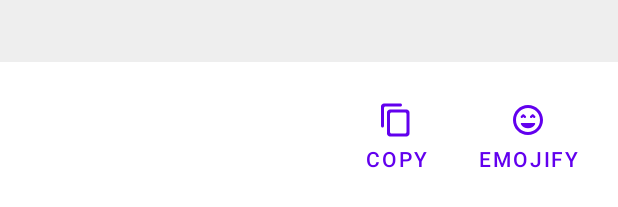
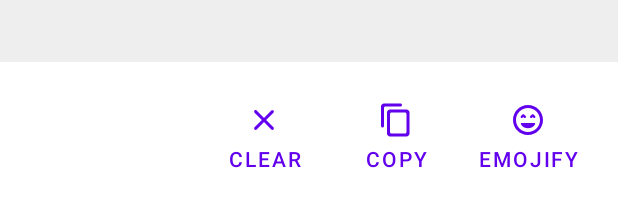
Before and after one commit to kkgosu/Emojify, an Android app: the layout fragment_create.xml on its own in the app's theme, with its tools: preview values and no code run, on a phone screen of 412 x 824 dp. Shown: the part 1024-1231 px from the top of the screen. Run offline under Robolectric (Android 15) with nearby library versions, the phone set to English and light mode, and no system bars; network calls fail.

Commit message:
added clear button; removed unused fragments

```diff
--- a/app/src/main/AndroidManifest.xml
+++ b/app/src/main/AndroidManifest.xml
@@ -3,16 +3,17 @@
     package="com.kvlg.emojify">
 
     <application
+        android:name=".EmojifyApplication"
         android:allowBackup="true"
         android:icon="@mipmap/ic_launcher"
         android:label="@string/app_name"
         android:roundIcon="@mipmap/ic_launcher_round"
         android:supportsRtl="true"
-        android:name=".EmojifyApplication"
         android:theme="@style/Theme.Emojify">
         <activity
             android:name=".MainActivity"
             android:label="@string/app_name"
+            android:screenOrientation="portrait"
             android:theme="@style/Theme.Emojify.NoActionBar">
             <intent-filter>
                 <action android:name="android.intent.action.MAIN" />
--- a/app/src/main/java/com/kvlg/emojify/data/db/HistoryTextDatabase.kt
+++ b/app/src/main/java/com/kvlg/emojify/data/db/HistoryTextDatabase.kt
@@ -9,7 +9,7 @@ import androidx.room.RoomDatabase
  */
 @Database(
     entities = [EmojifyedTextEntity::class],
-    version = 0,
+    version = 1,
     exportSchema = false
 )
 abstract class HistoryTextDatabase : RoomDatabase() {
--- a/app/src/main/java/com/kvlg/emojify/di/Module.kt
+++ b/app/src/main/java/com/kvlg/emojify/di/Module.kt
@@ -3,12 +3,14 @@ package com.kvlg.emojify.di
 import android.content.Context
 import androidx.room.Room
 import com.kvlg.emojify.data.db.HistoryTextDatabase
+import com.kvlg.emojify.domain.EmojiInteractor
 import com.kvlg.emojify.domain.ResourceManager
 import dagger.Module
 import dagger.Provides
 import dagger.hilt.InstallIn
 import dagger.hilt.android.components.ApplicationComponent
 import dagger.hilt.android.qualifiers.ApplicationContext
+import kotlinx.coroutines.Dispatchers
 import javax.inject.Singleton
 
 /**
@@ -29,4 +31,8 @@ object Module {
 
     @Provides
     fun provideResourceManager(@ApplicationContext context: Context) = ResourceManager(context)
+
+    @Provides
+    fun provideInteractor(database: HistoryTextDatabase): EmojiInteractor =
+        EmojiInteractor(database.getHistoryTextDao(), Dispatchers.IO)
 }
--- a/app/src/main/java/com/kvlg/emojify/ui/main/CreateFragment.kt
+++ b/app/src/main/java/com/kvlg/emojify/ui/main/CreateFragment.kt
@@ -50,6 +50,9 @@ class CreateFragment : Fragment() {
             clipboardManager.setPrimaryClip(clip)
             toast(getString(R.string.copy_text))
         }
+        binding.clearButton.setOnClickListener {
+            binding.inputText.text?.clear()
+        }
         viewModel.emojiText.observe(viewLifecycleOwner, binding.inputText::setText)
     }
 
--- a/app/src/main/java/com/kvlg/emojify/ui/main/HistoryAdapter.kt
+++ b/app/src/main/java/com/kvlg/emojify/ui/main/HistoryAdapter.kt
@@ -1,5 +1,6 @@
 package com.kvlg.emojify.ui.main
 
+import android.util.Log
 import com.hannesdorfmann.adapterdelegates4.AsyncListDifferDelegationAdapter
 import com.hannesdorfmann.adapterdelegates4.dsl.adapterDelegateViewBinding
 import com.kvlg.emojify.databinding.HistoryItemBinding
@@ -13,6 +14,7 @@ import com.kvlg.emojify.model.EmojifyedText
 class HistoryAdapter(
     private val clickListener: HistoryTextInteraction
 ) : AsyncListDifferDelegationAdapter<EmojifyedText>(HistoryDiffCallback()) {
+
     init {
         delegatesManager
             .addDelegate(emojifyedTextAdapterDelegate { emojifyedText ->
@@ -33,6 +35,7 @@ fun emojifyedTextAdapterDelegate(clickListener: (EmojifyedText) -> Unit) =
             clickListener(item)
         }
         bind {
+            Log.d("DELEGATE", "emojifyedTextAdapterDelegate: ${it.joinToString()}")
             binding.apply {
                 text.text = item.text
             }
--- a/app/src/main/java/com/kvlg/emojify/ui/main/HistoryFragment.kt
+++ b/app/src/main/java/com/kvlg/emojify/ui/main/HistoryFragment.kt
@@ -43,9 +43,13 @@ class HistoryFragment : Fragment(), HistoryAdapter.HistoryTextInteraction {
 
     override fun onViewCreated(view: View, savedInstanceState: Bundle?) {
         adapter = HistoryAdapter(this)
+        binding.recyclerView.adapter = adapter
         viewModel.history.observe(viewLifecycleOwner) { result ->
             when (result) {
-                is Result.Success -> adapter.items = result.data
+                is Result.Success -> {
+                    adapter.items = result.data
+                    binding.recyclerView.smoothScrollToPosition(0)
+                }
                 else -> toast("Error on getting history :c")
             }
         }
--- a/app/src/main/java/com/kvlg/emojify/ui/main/SectionsPagerAdapter.kt
+++ b/app/src/main/java/com/kvlg/emojify/ui/main/SectionsPagerAdapter.kt
@@ -20,9 +20,10 @@ class SectionsPagerAdapter(
     fm: FragmentManager
 ) : FragmentPagerAdapter(fm, BEHAVIOR_RESUME_ONLY_CURRENT_FRAGMENT) {
 
-    override fun getItem(position: Int): Fragment = when(position) {
+    override fun getItem(position: Int): Fragment = when (position) {
         0 -> CreateFragment.newInstance()
-        else -> PlaceholderFragment.newInstance(position + 1)
+        1 -> HistoryFragment.newInstance()
+        else -> throw IllegalStateException("There is no fragment with ID $position")
     }
 
     override fun getCount(): Int = 2
--- /dev/null
+++ b/app/src/main/res/drawable/ic_clear_24.xml
@@ -0,0 +1,10 @@
+<vector xmlns:android="http://schemas.android.com/apk/res/android"
+    android:width="24dp"
+    android:height="24dp"
+    android:viewportWidth="24"
+    android:viewportHeight="24"
+    android:tint="?attr/colorControlNormal">
+  <path
+      android:fillColor="@android:color/white"
+      android:pathData="M18.3,5.71c-0.39,-0.39 -1.02,-0.39 -1.41,0L12,10.59 7.11,5.7c-0.39,-0.39 -1.02,-0.39 -1.41,0 -0.39,0.39 -0.39,1.02 0,1.41L10.59,12 5.7,16.89c-0.39,0.39 -0.39,1.02 0,1.41 0.39,0.39 1.02,0.39 1.41,0L12,13.41l4.89,4.89c0.39,0.39 1.02,0.39 1.41,0 0.39,-0.39 0.39,-1.02 0,-1.41L13.41,12l4.89,-4.89c0.38,-0.38 0.38,-1.02 0,-1.4z"/>
+</vector>
--- a/app/src/main/res/layout/fragment_create.xml
+++ b/app/src/main/res/layout/fragment_create.xml
@@ -51,4 +51,16 @@
         app:layout_constraintEnd_toStartOf="@id/create_button"
         app:layout_constraintTop_toTopOf="@id/create_button" />
 
+    <com.google.android.material.button.MaterialButton
+        android:id="@+id/clear_button"
+        style="@style/Widget.MaterialComponents.Button.TextButton"
+        android:layout_width="wrap_content"
+        android:layout_height="wrap_content"
+        android:text="@string/clear"
+        app:icon="@drawable/ic_clear_24"
+        app:iconGravity="top"
+        app:layout_constraintBottom_toBottomOf="@id/create_button"
+        app:layout_constraintEnd_toStartOf="@id/copy_button"
+        app:layout_constraintTop_toTopOf="@id/create_button" />
+
 </androidx.constraintlayout.widget.ConstraintLayout>
--- a/app/src/main/res/layout/history_item.xml
+++ b/app/src/main/res/layout/history_item.xml
@@ -4,7 +4,10 @@
     xmlns:tools="http://schemas.android.com/tools"
     android:layout_width="match_parent"
     android:layout_height="wrap_content"
-    android:layout_margin="16dp"
+    android:layout_marginStart="16dp"
+    android:layout_marginTop="8dp"
+    android:layout_marginEnd="16dp"
+    android:layout_marginBottom="8dp"
     app:cardCornerRadius="16dp"
     app:cardElevation="12dp">
 
@@ -14,5 +17,6 @@
         android:layout_height="wrap_content"
         android:padding="8dp"
         android:textAppearance="@style/TextAppearance.MaterialComponents.Body1"
+        android:textColor="@color/black"
         tools:text="Lorem Ipsum is simply dummy text of the printing and typesetting industry. Lorem Ipsum has been the industry's standard dummy text ever since the 1500s, when an unknown printer took a galley of type and scrambled it to make a type specimen book. It has survived not only five centuries, but also the leap into electronic typesetting, remaining essentially unchanged. It was popularised in the 1960s with the release of Letraset sheets containing Lorem Ipsum passages, and more recently with desktop publishing software like Aldus PageMaker including versions of Lorem Ipsum." />
 </androidx.cardview.widget.CardView>
--- a/app/src/main/res/values/strings.xml
+++ b/app/src/main/res/values/strings.xml
@@ -6,4 +6,5 @@
     <string name="create_emoji">Create Emoji</string>
     <string name="copy">Copy</string>
     <string name="copy_text">Emojifyed text copied!</string>
+    <string name="clear">Clear</string>
 </resources>
```
Also changed, not shown: app/src/main/java/com/kvlg/emojify/ui/main/PageViewModel.kt (deleted, +0 -19 lines), app/src/main/java/com/kvlg/emojify/ui/main/PlaceholderFragment.kt (deleted, +0 -57 lines).
